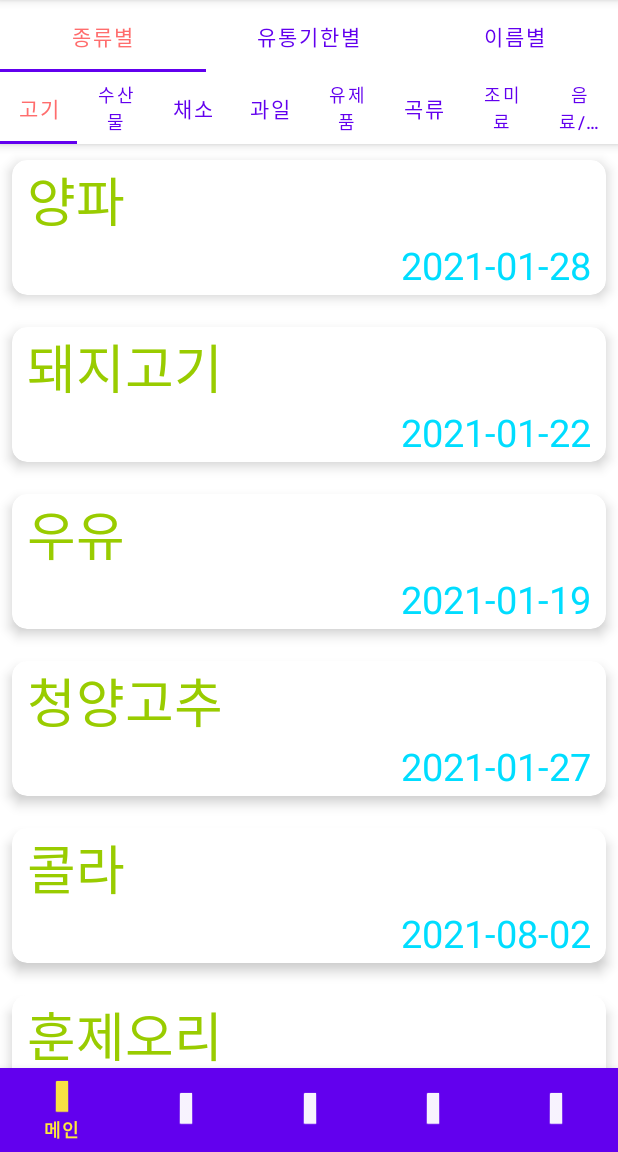
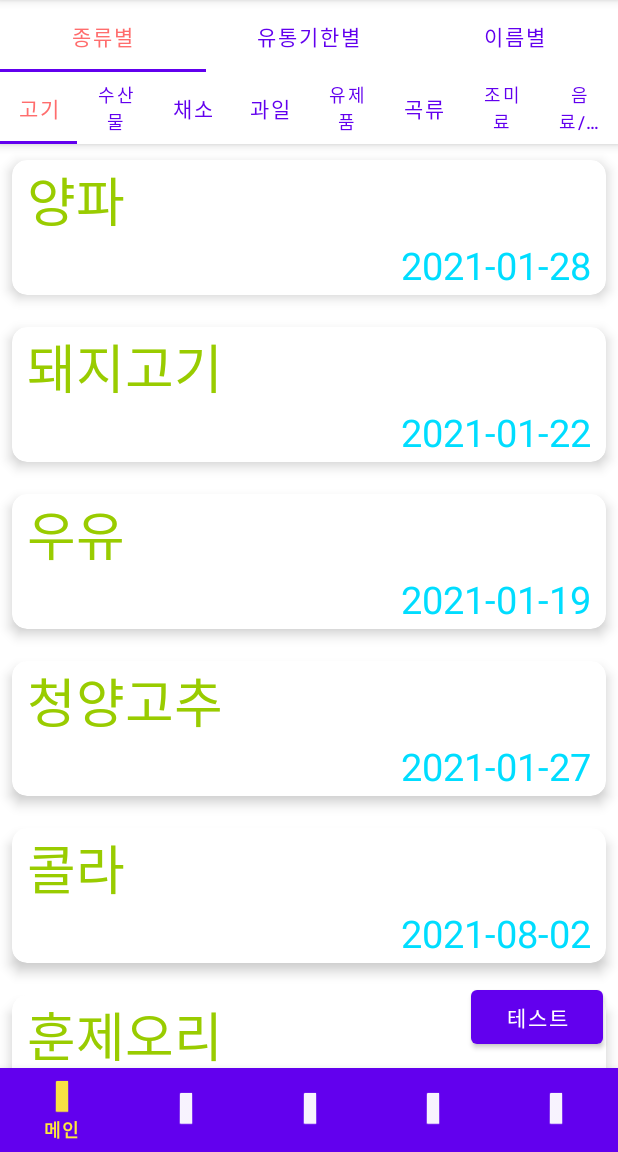
Before and after one commit to meerkatjin/ateam_app, an Android app: the fragment IrdntListFragment placed in its activity, on a phone screen of 412 x 824 dp, the part 84-1236 px from its top. Run offline under Robolectric (Android 15) with nearby library versions, the phone set to English and light mode, and no system bars; 1 statement that could not run was skipped.

Commit message:
db 테스트

```diff
--- a/Ateam_app/app/src/main/res/layout/fragment_irdnt_list.xml
+++ b/Ateam_app/app/src/main/res/layout/fragment_irdnt_list.xml
@@ -53,11 +53,18 @@
             android:layout_height="match_parent"
             app:layout_behavior="com.google.android.material.appbar.AppBarLayout$ScrollingViewBehavior">
 
+            <Button
+                android:id="@+id/btnInputTest"
+                android:layout_width="wrap_content"
+                android:layout_height="wrap_content"
+                android:layout_gravity="bottom|end"
+                android:layout_margin="10dp"
+                android:text="테스트" />
+
             <androidx.recyclerview.widget.RecyclerView
                 android:id="@+id/irdntRecyclerView"
                 android:layout_width="match_parent"
                 android:layout_height="match_parent"/>
-
 
         </FrameLayout>
 
```
